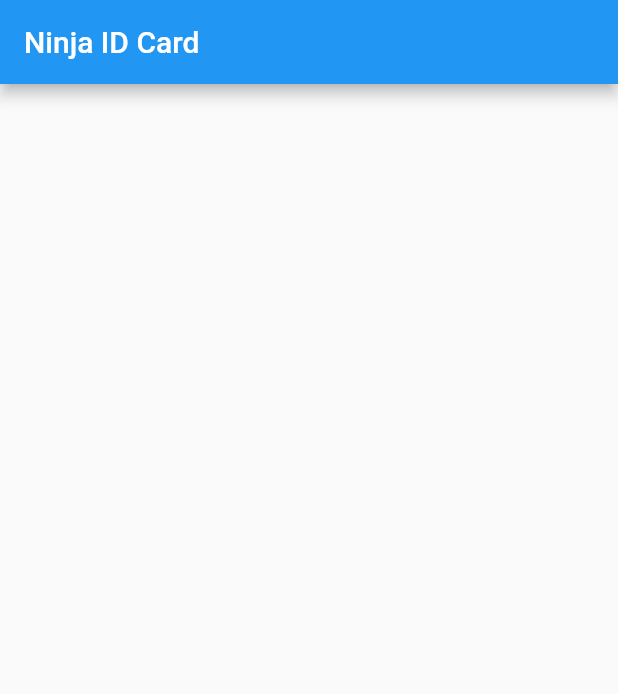
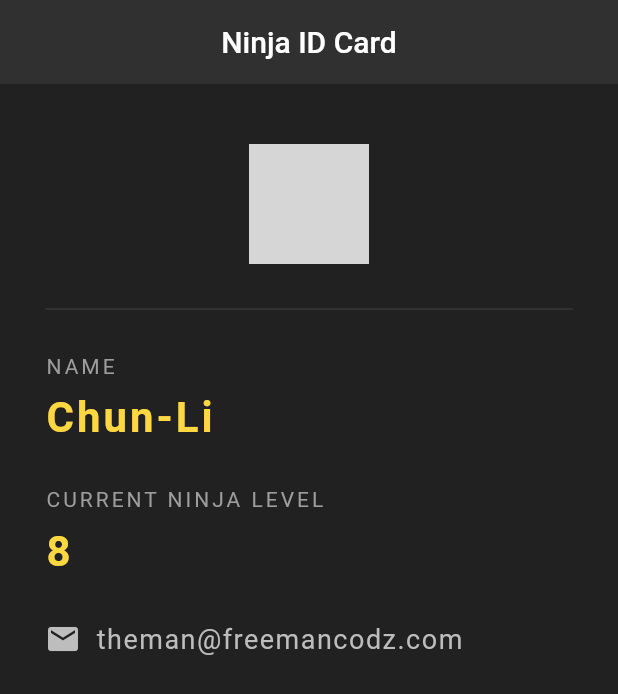
Before and after one commit to Freeman-md/ninja_id, a Flutter app: the screen it shows after launch, on a phone screen of 412 x 824 dp. Shown: the top 694 px of the screen. Run offline on Flutter 3.47's test engine with Material 2 defaults, Android fonts, the phone set to English and light mode, and no system bars; grey boxes are pictures that could not be loaded.

Commit message:
Completed Ninja ID Card

```diff
--- a/lib/main.dart
+++ b/lib/main.dart
@@ -10,8 +10,83 @@ class NinjaCard extends StatelessWidget {
   @override
   Widget build(BuildContext context) {
     return Scaffold(
+      backgroundColor: Colors.grey[900],
       appBar: AppBar(
         title: Text('Ninja ID Card'),
+        centerTitle: true,
+        backgroundColor: Colors.grey[850],
+        elevation: 0.0,
+      ),
+      body: Padding(
+        padding: EdgeInsets.fromLTRB(30.0, 40.0, 30.0, 0.0),
+        child: Column(
+          crossAxisAlignment: CrossAxisAlignment.start,
+          children: <Widget>[
+            Center(
+              child: CircleAvatar(
+                backgroundImage: AssetImage('thumb.jpg'),
+                radius: 40.0,
+              ),
+            ),
+            Divider(
+              height: 60.0,
+              color: Colors.grey[800],
+            ),
+            Text(
+              'NAME',
+              style: TextStyle(
+                color: Colors.grey,
+                letterSpacing: 2.0,
+              ),
+            ),
+            SizedBox(height: 10.0),
+            Text(
+              'Chun-Li',
+              style: TextStyle(
+                color: Colors.amberAccent[200],
+                letterSpacing: 2.0,
+                fontSize: 28.0,
+                fontWeight: FontWeight.bold,
+              ),
+            ),
+            SizedBox(height: 30.0),
+            Text(
+              'CURRENT NINJA LEVEL',
+              style: TextStyle(
+                color: Colors.grey,
+                letterSpacing: 2.0,
+              ),
+            ),
+            SizedBox(height: 10.0),
+            Text(
+              '8',
+              style: TextStyle(
+                color: Colors.amberAccent[200],
+                letterSpacing: 2.0,
+                fontSize: 28.0,
+                fontWeight: FontWeight.bold,
+              ),
+            ),
+            SizedBox(height: 30.0),
+            Row(
+              children: <Widget>[
+                Icon(
+                  Icons.email,
+                  color: Colors.grey[400]
+                ),
+                SizedBox(width: 10.0),
+                Text(
+                  'theman@freemancodz.com',
+                  style: TextStyle(
+                    color: Colors.grey[400],
+                    fontSize: 18.0,
+                    letterSpacing: 1.0
+                  )
+                )
+              ],
+            )
+          ]
+        )
       ),
     );
   }
--- a/pubspec.yaml
+++ b/pubspec.yaml
@@ -45,9 +45,8 @@ flutter:
   uses-material-design: true
 
   # To add assets to your application, add an assets section, like this:
-  # assets:
-  #   - images/a_dot_burr.jpeg
-  #   - images/a_dot_ham.jpeg
+  assets:
+    - assets/thumb.jpg
 
   # An image asset can refer to one or more resolution-specific "variants", see
   # https://flutter.dev/assets-and-images/#resolution-aware.
```
Also changed, not shown: 2 other files.
